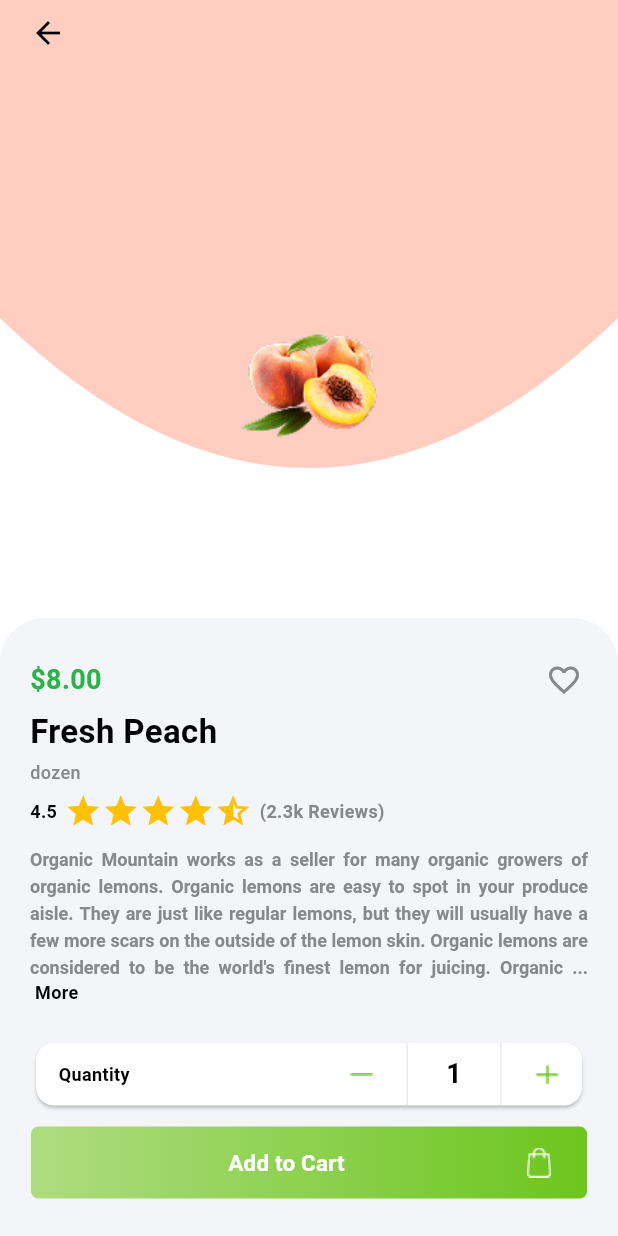
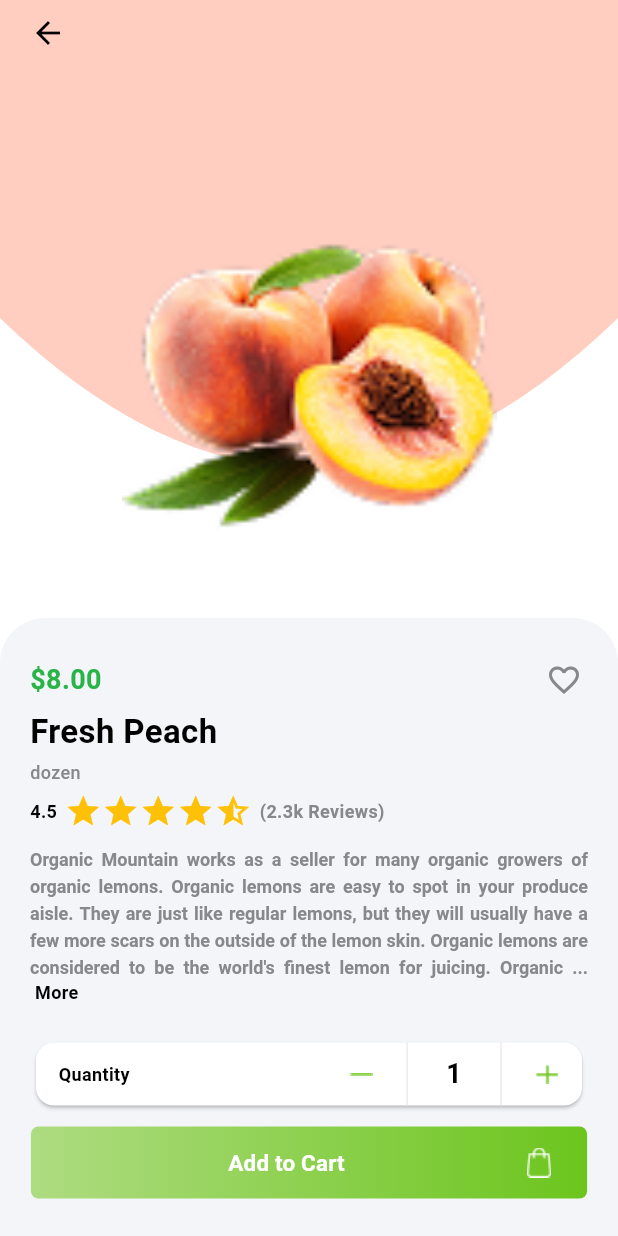
Before and after one commit to muhammadhuzaifakhan1133/grocery_app, a Flutter app: the screen it shows after launch, after a tap on "$8.00", on a phone screen of 412 x 824 dp. Run offline on Flutter 3.47's test engine with Material 3 defaults, Android fonts, the light colour scheme and no system bars; drawn by our look-alikes of flutter_rating; our stand-ins replace country_code_picker, go_router, pinput.

Commit message:
review screens and start bottom navigation bar

```diff
--- a/lib/constants/app_images.dart
+++ b/lib/constants/app_images.dart
@@ -37,4 +37,9 @@ class AppImages {
   static const String plusIcon = 'assets/icons/plus.png';
   static const String cartIcon = 'assets/icons/cart_icon.png';
   static const String whiteCartIcon = 'assets/icons/white_cart_icon.png';
+  static const String reviewPerson1 = 'assets/images/review1.png';
+  static const String reviewPerson2 = 'assets/images/review2.png';
+  static const String reviewPerson3 = 'assets/images/review3.png';
+  static const String reviewPerson4 = 'assets/images/review4.png';
+  static const String editIcon = 'assets/icons/edit_icon.png';
 }
--- a/lib/main.dart
+++ b/lib/main.dart
@@ -7,8 +7,10 @@ import 'package:grocery_app/ui/auth/login/login_view_model.dart';
 import 'package:grocery_app/ui/auth/signup/signup_view_model.dart';
 import 'package:grocery_app/ui/home/home_view.dart';
 import 'package:grocery_app/ui/home/home_view_model.dart';
+import 'package:grocery_app/ui/home_navigation/home_navigation_controller.dart';
 import 'package:grocery_app/ui/onboarding/onboarding_view_model.dart';
 import 'package:grocery_app/ui/otp/otp_view_model.dart';
+import 'package:grocery_app/ui/reviews/reviews_vew_model.dart';
 import 'package:grocery_app/ui/splash/splash_view.dart';
 import 'package:grocery_app/ui/verify_number/verify_number_view_model.dart';
 import 'package:provider/provider.dart';
@@ -31,6 +33,9 @@ class MyApp extends StatelessWidget {
         ChangeNotifierProvider(create: (_) => VerifyNumberViewModel()),
         ChangeNotifierProvider(create: (_) => OtpViewModel()),
         ChangeNotifierProvider(create: (_) => HomeViewModel()),
+        ChangeNotifierProvider(create: (_) => ReviewsVewModel()),
+        ChangeNotifierProvider(create: (_) => HomeNavigationController()),
+
       ],
       // child: MaterialApp(
       //   home: HomeView(),
--- a/lib/routes/router.dart
+++ b/lib/routes/router.dart
@@ -9,14 +9,17 @@ import 'package:grocery_app/ui/auth/welcome/auth_welcome_view.dart';
 import 'package:grocery_app/ui/categories/categories_view.dart';
 import 'package:grocery_app/ui/category_products/category_products_view.dart';
 import 'package:grocery_app/ui/home/home_view.dart';
+import 'package:grocery_app/ui/home_navigation/home_navigation_view.dart';
 import 'package:grocery_app/ui/onboarding/onboarding_view.dart';
 import 'package:grocery_app/ui/otp/otp_view.dart';
 import 'package:grocery_app/ui/product_detail/product_detail_view.dart';
+import 'package:grocery_app/ui/reviews/add_review_view.dart';
+import 'package:grocery_app/ui/reviews/reviews_view.dart';
 import 'package:grocery_app/ui/splash/splash_view.dart';
 import 'package:grocery_app/ui/verify_number/verify_number_view.dart';
 
 final router = GoRouter(
-  initialLocation: AppRoutes.home,
+  initialLocation: AppRoutes.homeNavigation,
   routes: [
     GoRoute(
       path: AppRoutes.splash,
@@ -59,9 +62,9 @@ final router = GoRouter(
       builder: (context, state) => const OtpView(),
     ),
     GoRoute(
-      path: AppRoutes.home,
-      name: AppRoutes.home,
-      builder: (context, state) => const HomeView(),
+      path: AppRoutes.homeNavigation,
+      name: AppRoutes.homeNavigation,
+      builder: (context, state) => const HomeNavigationView(),
     ),
     GoRoute(
       path: AppRoutes.categories,
@@ -88,6 +91,16 @@ final router = GoRouter(
         return ProductDetailView(product: product, index: index);
       },
     ),
+    GoRoute(
+      path: AppRoutes.reviews,
+      name: AppRoutes.reviews,
+      builder: (context, state) => const ReviewsView(),
+    ),
+    GoRoute(
+      path: AppRoutes.addReview,
+      name: AppRoutes.addReview,
+      builder: (context, state) => const AddReviewView(),
+    ),
   ],
 
   // redirect: (context, state) {
--- a/lib/routes/routes.dart
+++ b/lib/routes/routes.dart
@@ -7,8 +7,10 @@ class AppRoutes {
   static const String forgotPassword = '/forgot-password';
   static const String verifyNumber = '/verify-number';
   static const String otp = '/otpView';
-  static const String home = '/home';
+  static const String homeNavigation = '/home-navigation';
   static const String categories = '/categories';
   static const String categoryProducts = '/category-products';
   static const String productDetails = '/product-details';
+  static const String reviews = '/reviews';
+  static const String addReview = '/add-review';
 }
--- a/lib/ui/home/home_view.dart
+++ b/lib/ui/home/home_view.dart
@@ -18,8 +18,7 @@ class HomeView extends StatelessWidget {
   @override
   Widget build(BuildContext context) {
     final viewModel = context.read<HomeViewModel>();
-    return Scaffold(
-      body: Padding(
+    return Padding(
       padding: const EdgeInsets.all(20.0),
       child: SingleChildScrollView(
         child: Column(
@@ -83,7 +82,6 @@ class HomeView extends StatelessWidget {
           ],
         ),
       ),
-      ),
     );
   }
 }
--- a/lib/ui/home/home_view_model.dart
+++ b/lib/ui/home/home_view_model.dart
@@ -42,6 +42,10 @@ class HomeViewModel extends ChangeNotifier {
 
   void stopAutoScrollAdTimer() {
     autoScrollAdTimer?.cancel();
+  }
+
+  void navigateToReviewsView(BuildContext context) {
+    context.push(AppRoutes.reviews);
   }
 
   @override
--- a/lib/ui/home/widgets/product_grid_view.dart
+++ b/lib/ui/home/widgets/product_grid_view.dart
@@ -30,7 +30,7 @@ class ProductGridView extends StatelessWidget {
         // A fixed aspect ratio ensures cards don't get stretched or squeezed.
         // 0.75 means the height is 1.33 times the width (4:3 aspect ratio),
         // which is a good fit for this card design.
-        childAspectRatio: context.isPortrait ? 0.68 : 0.9,
+        childAspectRatio: context.isPortrait ? 0.68 : 0.85,
       ),
       itemCount: viewModel.featuredProducts.length,
       itemBuilder: (context, index) {
--- /dev/null
+++ b/lib/ui/home_navigation/home_navigation_controller.dart
@@ -0,0 +1,13 @@
+import 'package:flutter/material.dart';
+import 'package:grocery_app/ui/home/home_view.dart';
+
+class HomeNavigationController extends ChangeNotifier {
+  int currentIndex = 0;
+
+
+
+  void changeIndex(int index) {
+    currentIndex = index;
+    notifyListeners();
+  }
+}
--- /dev/null
+++ b/lib/ui/home_navigation/home_navigation_view.dart
@@ -0,0 +1,52 @@
+import 'package:flutter/material.dart';
+import 'package:grocery_app/constants/app_colors.dart';
+import 'package:grocery_app/ui/home/home_view.dart';
+import 'package:grocery_app/ui/home_navigation/home_navigation_controller.dart';
+import 'package:provider/provider.dart';
+
+class HomeNavigationView extends StatelessWidget {
+  const HomeNavigationView({super.key});
+
+  @override
+  Widget build(BuildContext context) {
+    final viewModel = context.watch<HomeNavigationController>();
+    return Scaffold(
+      body: IndexedStack(
+        index: viewModel.currentIndex,
+        children: [
+          // Replace the Containers with your actual views
+          HomeView(),
+          Center(child: Text('Cart Page')),
+          Center(child: Text('Favorites Page')),
+          Center(child: Text('Profile Page')),
+        ],
+      ),
+      bottomNavigationBar: BottomNavigationBar(
+        unselectedItemColor: AppColors.greyTextColor,
+        selectedItemColor: AppColors.blackColor,
+        showSelectedLabels: false,
+        showUnselectedLabels: false,
+        currentIndex: viewModel.currentIndex,
+        type: BottomNavigationBarType.fixed,
+        onTap: (index) {
+          viewModel.changeIndex(index);
+        },
+        items: [
+          BottomNavigationBarItem(icon: Icon(Icons.home), label: 'Home'),
+          BottomNavigationBarItem(
+            icon: Icon(Icons.shopping_bag_outlined),
+            label: 'Cart',
+          ),
+          BottomNavigationBarItem(
+            icon: Icon(Icons.favorite_border),
+            label: 'Favorites',
+          ),
+          BottomNavigationBarItem(
+            icon: Icon(Icons.person_outline),
+            label: 'Profile',
+          ),
+        ],
+      ),
+    );
+  }
+}
--- a/lib/ui/product_detail/widgets/product_detail_widgets.dart
+++ b/lib/ui/product_detail/widgets/product_detail_widgets.dart
@@ -29,18 +29,17 @@ class ProductDetailWidgets {
         ),
         Positioned(
           bottom: 30,
-          child: Image.asset(product.image, width: 250, height: 250,),
-          // child: Container(
-          //   height: 250,
-          //   width: 250,
-          //   decoration: BoxDecoration(
-          //     image: DecorationImage(
-          //       image: AssetImage(product.image),
-          //       fit: BoxFit.contain,
-          //     ),
-          //   ),
-          // ),
-
+          // child: Image.asset(product.image, width: 250, height: 250,),
+          child: Container(
+            height: 250,
+            width: 250,
+            decoration: BoxDecoration(
+              image: DecorationImage(
+                image: AssetImage(product.image),
+                fit: BoxFit.contain,
+              ),
+            ),
+          ),
         ),
         // back icon
         Positioned(
@@ -176,14 +175,18 @@ class ProductDetailWidgets {
     );
   }
 
-  static Row ratingAndReviews({bool showReviews = true}) {
+  static Row ratingAndReviews({
+    bool showReviews = true,
+    Function()? onReviewsTap,
+    double? rating,
+  }) {
     return Row(
       mainAxisAlignment: MainAxisAlignment.start,
       children: [
-        Text("4.5", style: AppTextStyles.cartCountStyle),
+        Text("${rating ?? 4.5}", style: AppTextStyles.cartCountStyle),
         const SizedBox(width: 5),
         StarRating(
-          rating: 4.5,
+          rating: rating ?? 4.5,
           color: AppColors.starColor,
           onRatingChanged: (rating) {
             // viewModel.setRating(rating);
@@ -191,10 +194,13 @@ class ProductDetailWidgets {
         ),
         if (showReviews) ...[
           const SizedBox(width: 5),
-          Text(
-            "(2.3k Reviews)",
-            style: AppTextStyles.cartCountStyle.copyWith(
-              color: AppColors.greyTextColor,
+          InkWell(
+            onTap: onReviewsTap,
+            child: Text(
+              "(2.3k Reviews)",
+              style: AppTextStyles.cartCountStyle.copyWith(
+                color: AppColors.greyTextColor,
+              ),
             ),
           ),
         ],
--- /dev/null
+++ b/lib/ui/reviews/reviews_vew_model.dart
@@ -0,0 +1,64 @@
+import 'package:flutter/widgets.dart';
+import 'package:grocery_app/constants/app_images.dart';
+
+class ReviewsVewModel extends ChangeNotifier {
+
+  double currentRating = 0;
+
+  void changeRating(double rating) {
+    currentRating = rating;
+    notifyListeners();
+  }
+
+  List<Review> reviews = [
+    Review(
+      name: "John Doe",
+      profileImage: AppImages.reviewPerson1,
+      reviewText:
+          "Great product! Highly recommend it. The quality is top-notch and the price is unbeatable.",
+      rating: 4.5,
+      date: "2023-10-01",
+    ),
+    Review(
+      name: "Jane Smith",
+      profileImage: AppImages.reviewPerson2,
+      reviewText:
+          "Good quality, but a bit expensive. Will buy again. The delivery was prompt and the packaging was excellent.",
+      rating: 4.0,
+      date: "2023-09-28",
+    ),
+    Review(
+      name: "Alice Johnson",
+      profileImage: AppImages.reviewPerson3,
+      // more content
+      reviewText:
+          "Not satisfied with the product. Could be better. The packaging was damaged and the item arrived late. Will not buy again.",
+      rating: 2.5,
+      date: "2023-09-25",
+    ),
+    Review(
+      name: "Bob Brown",
+      profileImage: AppImages.reviewPerson4,
+      reviewText:
+          "Excellent value for money. Exceeded my expectations. The product works as described and the customer service was very helpful.",
+      rating: 5.0,
+      date: "2023-09-20",
+    ),
+  ];
+}
+
+class Review {
+  final String name;
+  final String profileImage;
+  final String reviewText;
+  final double rating;
+  final String date;
+
+  Review({
+    required this.name,
+    required this.profileImage,
+    required this.reviewText,
+    required this.rating,
+    required this.date,
+  });
+}
--- a/lib/widgets/custom_textfield.dart
+++ b/lib/widgets/custom_textfield.dart
@@ -18,6 +18,7 @@ class CustomTextField extends StatelessWidget {
   final TextInputType? keyboardType;
   final Widget? hintWidget;
   final double? width;
+  final int maxLines;
   const CustomTextField({
     super.key,
     this.hintText,
@@ -34,6 +35,7 @@ class CustomTextField extends StatelessWidget {
     this.keyboardType,
     this.hintWidget,
     this.width,
+    this.maxLines = 1,
   });
 
   @override
@@ -42,6 +44,7 @@ class CustomTextField extends StatelessWidget {
       width: width ?? context.width * 0.9,
       child: TextFormField(
         controller: controller,
+        maxLines: maxLines,
         obscureText: obscureText,
         textInputAction: textInputAction,
         keyboardType: keyboardType,
```
Also changed, not shown: lib/ui/product_detail/product_detail_view.dart (+24 -5 lines), lib/ui/reviews/add_review_view.dart (added, +79 -0 lines), lib/ui/reviews/reviews_view.dart (added, +87 -0 lines), assets/icons/edit_icon.png (added), assets/images/review1.png (added), assets/images/review2.png (added), assets/images/review3.png (added), assets/images/review4.png (added). Lines whose indentation alone changed are shown as unchanged.
